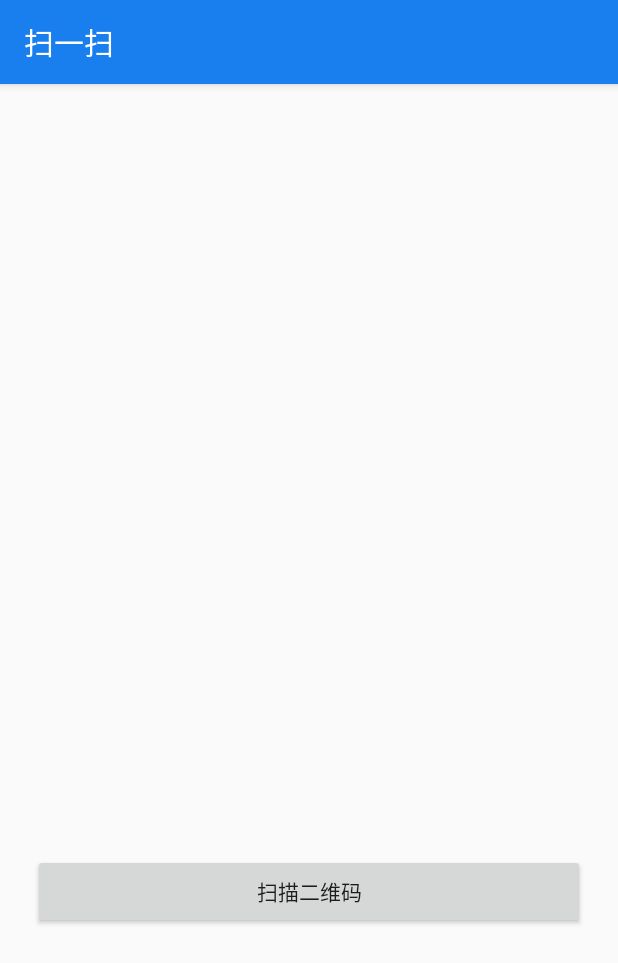
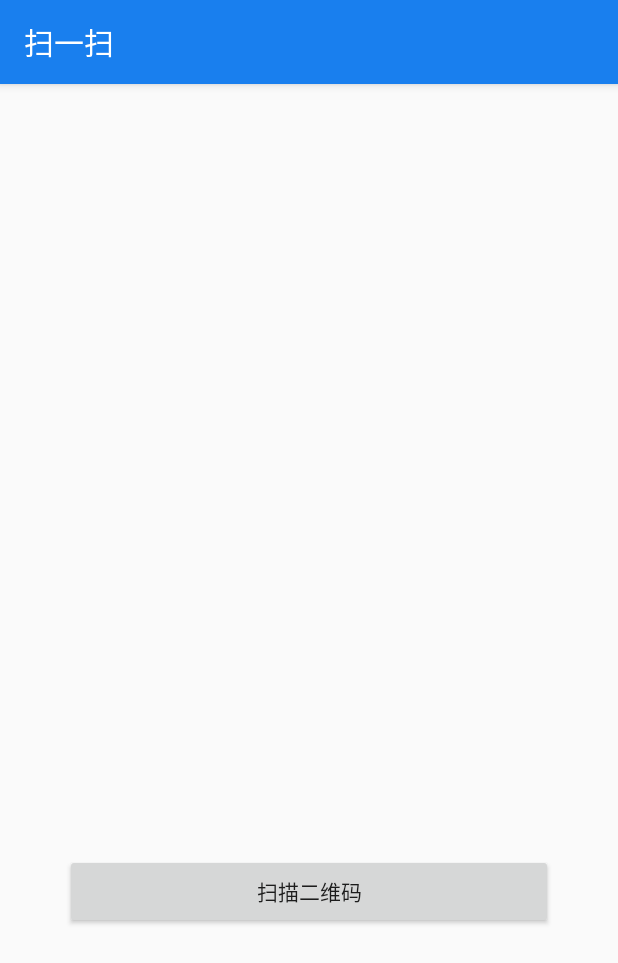
Before and after one commit to tanghc10/ScanTool, an Android app: the screen it shows after launch (MainActivity), on a phone screen of 412 x 824 dp. Shown: the top 963 px of the screen. Run offline under Robolectric (Android 15) with nearby library versions, the phone set to English and light mode, and no system bars.

Commit message:
修改了一点布局

```diff
--- a/app/src/main/res/layout/activity_main.xml
+++ b/app/src/main/res/layout/activity_main.xml
@@ -25,7 +25,7 @@
 
         <Button
             android:id="@+id/scanBtn"
-            android:layout_width="368dp"
+            android:layout_width="325dp"
             android:layout_height="50dp"
             android:text="扫描二维码"
             android:layout_marginTop="8dp"
```
Also changed, not shown: 1 other file.
